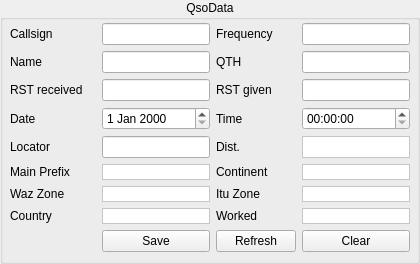
First picture: the form in gui/qsodata.ui, repository dl1ksv/linpsk, before the edit.
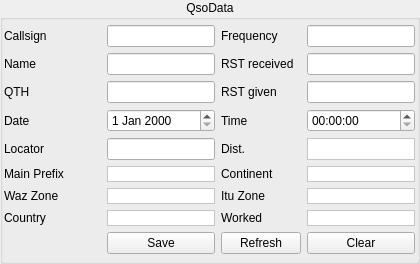
Second picture: the form after the edit.

Diff of the .ui file:
```diff
--- a/gui/qsodata.ui
+++ b/gui/qsodata.ui
@@ -46,18 +46,24 @@
   <property name="flat">
    <bool>false</bool>
   </property>
-  <layout class="QGridLayout" name="gridLayout">
+  <layout class="QGridLayout" name="gridLayout" columnstretch="1,0,0,0">
    <property name="leftMargin">
-    <number>7</number>
+    <number>1</number>
    </property>
    <property name="topMargin">
-    <number>3</number>
+    <number>0</number>
    </property>
    <property name="rightMargin">
-    <number>7</number>
+    <number>2</number>
    </property>
    <property name="bottomMargin">
-    <number>3</number>
+    <number>1</number>
+   </property>
+   <property name="horizontalSpacing">
+    <number>-1</number>
+   </property>
+   <property name="verticalSpacing">
+    <number>1</number>
    </property>
    <item row="0" column="0">
     <widget class="QLabel" name="label">
@@ -79,6 +85,13 @@
    <item row="0" column="3">
     <widget class="QLineEdit" name="QsoFrequency"/>
    </item>
+   <item row="4" column="0">
+    <widget class="QLabel" name="label_5">
+     <property name="text">
+      <string>Date</string>
+     </property>
+    </widget>
+   </item>
    <item row="1" column="0">
     <widget class="QLabel" name="label_3">
      <property name="text">
@@ -89,26 +102,6 @@
    <item row="1" column="1">
     <widget class="QLineEdit" name="OpName"/>
    </item>
-   <item row="1" column="2">
-    <widget class="QLabel" name="label_10">
-     <property name="text">
-      <string>QTH</string>
-     </property>
-    </widget>
-   </item>
-   <item row="1" column="3">
-    <widget class="QLineEdit" name="Qth"/>
-   </item>
-   <item row="2" column="0">
-    <widget class="QLabel" name="label_4">
-     <property name="text">
-      <string>RST received</string>
-     </property>
-    </widget>
-   </item>
-   <item row="2" column="1">
-    <widget class="QLineEdit" name="HisRST"/>
-   </item>
    <item row="2" column="2">
     <widget class="QLabel" name="label_11">
      <property name="text">
@@ -116,37 +109,41 @@
      </property>
     </widget>
    </item>
-   <item row="2" column="3">
-    <widget class="QLineEdit" name="MyRST"/>
-   </item>
-   <item row="3" column="0">
-    <widget class="QLabel" name="label_5">
-     <property name="text">
-      <string>Date</string>
+   <item row="4" column="1">
+    <widget class="QDateEdit" name="QsoDate">
+     <property name="minimumSize">
+      <size>
+       <width>70</width>
+       <height>0</height>
+      </size>
      </property>
     </widget>
    </item>
-   <item row="3" column="1">
-    <widget class="QDateEdit" name="QsoDate"/>
-   </item>
-   <item row="3" column="2">
+   <item row="4" column="2">
     <widget class="QLabel" name="label_12">
      <property name="text">
       <string>Time</string>
      </property>
     </widget>
    </item>
-   <item row="3" column="3">
-    <widget class="QTimeEdit" name="QsoTime"/>
+   <item row="4" column="3">
+    <widget class="QTimeEdit" name="QsoTime">
+     <property name="minimumSize">
+      <size>
+       <width>65</width>
+       <height>0</height>
+      </size>
+     </property>
+    </widget>
    </item>
-   <item row="4" column="0">
+   <item row="5" column="0">
     <widget class="QLabel" name="label_6">
      <property name="text">
       <string>Locator</string>
      </property>
     </widget>
    </item>
-   <item row="4" column="1">
+   <item row="5" column="1">
     <widget class="QLineEdit" name="Loc">
      <property name="sizeIncrement">
       <size>
@@ -156,14 +153,14 @@
      </property>
     </widget>
    </item>
-   <item row="4" column="2">
+   <item row="5" column="2">
     <widget class="QLabel" name="label_13">
      <property name="text">
       <string>Dist.</string>
      </property>
     </widget>
    </item>
-   <item row="4" column="3">
+   <item row="5" column="3">
     <widget class="QLabel" name="Distance">
      <property name="palette">
       <palette>
@@ -246,14 +243,14 @@
      </property>
     </widget>
    </item>
-   <item row="5" column="0">
+   <item row="6" column="0">
     <widget class="QLabel" name="label_7">
      <property name="text">
       <string>Main Prefix</string>
      </property>
     </widget>
    </item>
-   <item row="5" column="1">
+   <item row="6" column="1">
     <widget class="QLabel" name="mainPrefix">
      <property name="sizePolicy">
       <sizepolicy hsizetype="Preferred" vsizetype="Fixed">
@@ -369,14 +366,14 @@
      </property>
     </widget>
    </item>
-   <item row="5" column="2">
+   <item row="6" column="2">
     <widget class="QLabel" name="label_14">
      <property name="text">
       <string>Continent</string>
      </property>
     </widget>
    </item>
-   <item row="6" column="0">
+   <item row="7" column="0">
     <widget class="QLabel" name="label_8">
      <property name="sizePolicy">
       <sizepolicy hsizetype="Preferred" vsizetype="Fixed">
@@ -389,14 +386,14 @@
      </property>
     </widget>
    </item>
-   <item row="6" column="2">
+   <item row="7" column="2">
     <widget class="QLabel" name="label_15">
      <property name="text">
       <string>Itu Zone</string>
      </property>
     </widget>
    </item>
-   <item row="7" column="0">
+   <item row="8" column="0">
     <widget class="QLabel" name="label_9">
      <property name="sizePolicy">
       <sizepolicy hsizetype="Preferred" vsizetype="Fixed">
@@ -409,14 +406,14 @@
      </property>
     </widget>
    </item>
-   <item row="7" column="2">
+   <item row="8" column="2">
     <widget class="QLabel" name="label_16">
      <property name="text">
       <string>Worked</string>
      </property>
     </widget>
    </item>
-   <item row="8" column="0">
+   <item row="9" column="0">
     <spacer name="horizontalSpacer">
      <property name="orientation">
       <enum>Qt::Horizontal</enum>
@@ -429,7 +426,7 @@
      </property>
     </spacer>
    </item>
-   <item row="8" column="1">
+   <item row="9" column="1">
     <widget class="QPushButton" name="Save">
      <property name="sizePolicy">
       <sizepolicy hsizetype="Minimum" vsizetype="Preferred">
@@ -442,7 +439,7 @@
      </property>
     </widget>
    </item>
-   <item row="8" column="2">
+   <item row="9" column="2">
     <widget class="QPushButton" name="Refresh">
      <property name="sizePolicy">
       <sizepolicy hsizetype="Minimum" vsizetype="Maximum">
@@ -455,7 +452,7 @@
      </property>
     </widget>
    </item>
-   <item row="8" column="3">
+   <item row="9" column="3">
     <widget class="QPushButton" name="Clear">
      <property name="sizePolicy">
       <sizepolicy hsizetype="Minimum" vsizetype="Preferred">
@@ -468,7 +465,7 @@
      </property>
     </widget>
    </item>
-   <item row="5" column="3">
+   <item row="6" column="3">
     <widget class="QLabel" name="continent">
      <property name="palette">
       <palette>
@@ -524,7 +521,7 @@
      </property>
     </widget>
    </item>
-   <item row="6" column="1">
+   <item row="7" column="1">
     <widget class="QLabel" name="wazZone">
      <property name="palette">
       <palette>
@@ -580,7 +577,7 @@
      </property>
     </widget>
    </item>
-   <item row="6" column="3">
+   <item row="7" column="3">
     <widget class="QLabel" name="ituZone">
      <property name="palette">
       <palette>
@@ -1014,7 +1011,7 @@
      </property>
     </widget>
    </item>
-   <item row="7" column="1">
+   <item row="8" column="1">
     <widget class="QLabel" name="countryName">
      <property name="palette">
       <palette>
@@ -1445,7 +1442,7 @@
      </property>
     </widget>
    </item>
-   <item row="7" column="3">
+   <item row="8" column="3">
     <widget class="QLabel" name="worked">
      <property name="palette">
       <palette>
@@ -1876,6 +1873,35 @@
      </property>
     </widget>
    </item>
+   <item row="2" column="3">
+    <widget class="QLineEdit" name="MyRST"/>
+   </item>
+   <item row="1" column="2">
+    <widget class="QLabel" name="label_4">
+     <property name="minimumSize">
+      <size>
+       <width>80</width>
+       <height>0</height>
+      </size>
+     </property>
+     <property name="text">
+      <string>RST received</string>
+     </property>
+    </widget>
+   </item>
+   <item row="1" column="3">
+    <widget class="QLineEdit" name="HisRST"/>
+   </item>
+   <item row="2" column="0">
+    <widget class="QLabel" name="label_10">
+     <property name="text">
+      <string>QTH</string>
+     </property>
+    </widget>
+   </item>
+   <item row="2" column="1">
+    <widget class="QLineEdit" name="Qth"/>
+   </item>
   </layout>
  </widget>
  <resources/>
```
